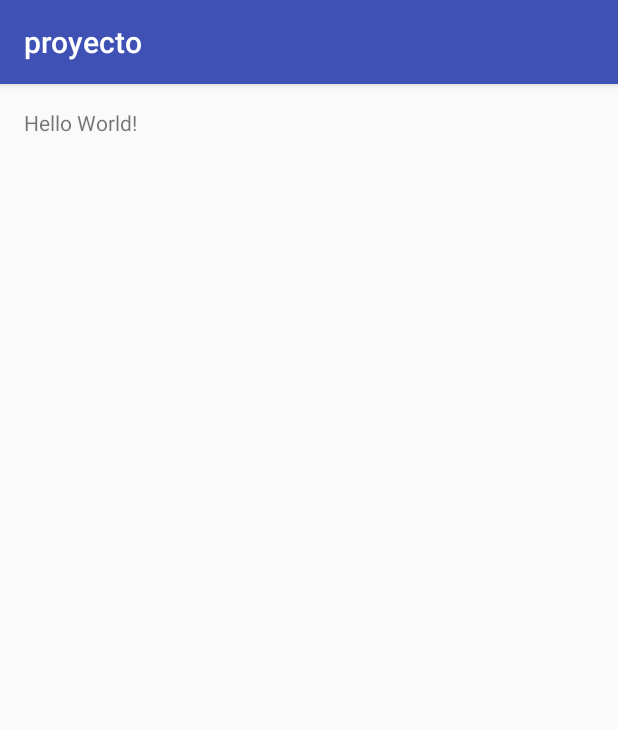
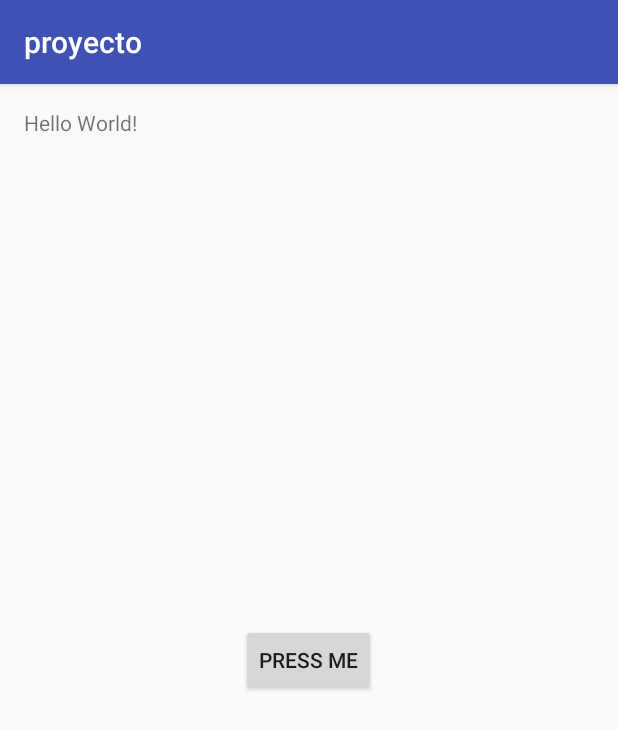
Before and after one commit to nvalenzu/multimedios, an Android app: the screen it shows after launch (MainActivity), on a phone screen of 412 x 824 dp. Shown: the top 729 px of the screen. Run offline under Robolectric (Android 15) with nearby library versions, the phone set to English and light mode, and no system bars.

Commit message:
se crea boton (sin accion aparentemente)

```diff
--- a/MyApplication/app/src/main/java/com/example/nvalenzu/proyecto/MainActivity.java
+++ b/MyApplication/app/src/main/java/com/example/nvalenzu/proyecto/MainActivity.java
@@ -5,6 +5,7 @@ import android.os.Bundle;
 
 public class MainActivity extends AppCompatActivity {
 
+    private Button mbutton;
     @Override
     protected void onCreate(Bundle savedInstanceState) {
         super.onCreate(savedInstanceState);
--- a/MyApplication/app/src/main/res/layout/activity_main.xml
+++ b/MyApplication/app/src/main/res/layout/activity_main.xml
@@ -12,5 +12,14 @@
     <TextView
         android:layout_width="wrap_content"
         android:layout_height="wrap_content"
-        android:text="Hello World!" />
+        android:text="Hello World!"
+        android:id="@+id/textView" />
+
+    <Button
+        android:layout_width="wrap_content"
+        android:layout_height="wrap_content"
+        android:text="press me"
+        android:id="@+id/button"
+        android:layout_centerVertical="true"
+        android:layout_centerHorizontal="true" />
 </RelativeLayout>
```
